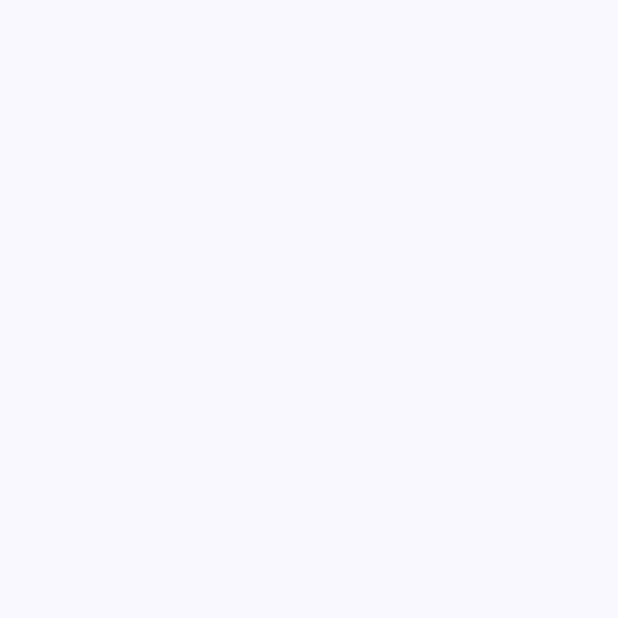
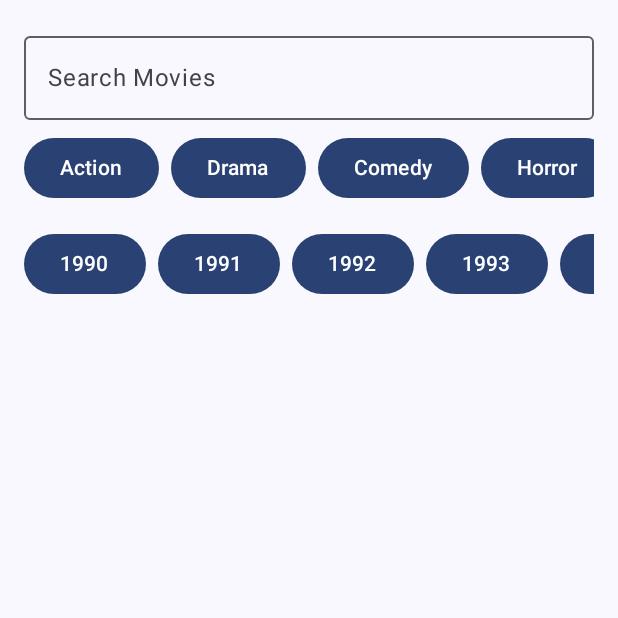
Before and after one commit to LabMember004/OurMovies, an Android app built with Jetpack Compose: the MainPage screen opened through its navigation route, on a phone screen of 412 x 824 dp, the top half of it. Before the commit the part shown is empty. Run offline under Robolectric (Android 15) with nearby library versions, the phone set to English and light mode, and no system bars; our stand-ins replace livedata-compose; pictures from the network do not load.

Commit message:
Search and filter have been added

```diff
--- a/app/src/main/java/com/example/ourmovies/domain/Api.kt
+++ b/app/src/main/java/com/example/ourmovies/domain/Api.kt
@@ -22,8 +22,12 @@ import retrofit2.http.Query
 interface Api {
     @GET("movies")
     suspend fun getMovies(
-        @Query("page") page: Int
+        @Query("page") page: Int,
+        @Query("genre") genre: String? = null,
+        @Query("releaseYear") releaseYear: Int? = null,
+        @Query("query") query: String? = null
     ): MoviesResponse
+
 
     @POST("auth/register")
     fun register(@Body registerRequest: RegisterRequest): Call<RegisterResponse>
--- a/app/src/main/java/com/example/ourmovies/domain/Repository.kt
+++ b/app/src/main/java/com/example/ourmovies/domain/Repository.kt
@@ -4,8 +4,8 @@ import com.example.ourmovies.data.MoviesResponse
 
 class Repository {
 
-    suspend fun getMovieList(page: Int): MoviesResponse {
-        val response = RetrofitInstance.api.getMovies(page)
+    suspend fun getMovieList(page: Int ,genre: String? = null, releaseYear: Int? = null, query: String? = null ): MoviesResponse {
+        val response = RetrofitInstance.api.getMovies(page , genre , releaseYear,query)
         return response
     }
 }
--- a/app/src/main/java/com/example/ourmovies/domain/viewModels/MoviesViewModel.kt
+++ b/app/src/main/java/com/example/ourmovies/domain/viewModels/MoviesViewModel.kt
@@ -37,13 +37,13 @@ class MoviesViewModel: ViewModel() {
         fetchData(currentPage)
     }
 
-    private fun fetchData(page: Int) {
+    private fun fetchData(page: Int , genre: String? = null, releaseYear: Int? =null , query: String? =null) {
         if (isLoading || isEndReached) return
 
         isLoading = true
         viewModelScope.launch {
             try {
-                val response = repository.getMovieList(page)
+                val response = repository.getMovieList(page,genre , releaseYear, query)
                 if (response.data.isNotEmpty()) {
                     _data.value += response.data
                     currentPage = page
@@ -57,6 +57,12 @@ class MoviesViewModel: ViewModel() {
             }
         }
     }
+    fun applyFilters(genre: String?, releaseYear: Int?, query: String?) {
+        currentPage = 1
+        isEndReached = false
+        _data.value = emptyList()
+        fetchData(currentPage, query = query, genre = genre, releaseYear = releaseYear)
+    }
 
     fun loadNextPage() {
         if (!isEndReached) {
--- a/app/src/main/java/com/example/ourmovies/presentation/MainPage.kt
+++ b/app/src/main/java/com/example/ourmovies/presentation/MainPage.kt
@@ -9,6 +9,7 @@ import androidx.compose.foundation.layout.fillMaxWidth
 import androidx.compose.foundation.layout.height
 import androidx.compose.foundation.layout.padding
 import androidx.compose.foundation.lazy.LazyColumn
+import androidx.compose.foundation.lazy.LazyRow
 import androidx.compose.foundation.lazy.items
 import androidx.compose.foundation.lazy.rememberLazyListState
 import androidx.compose.material.icons.Icons
@@ -18,11 +19,15 @@ import androidx.compose.material3.Card
 import androidx.compose.material3.CircularProgressIndicator
 import androidx.compose.material3.Icon
 import androidx.compose.material3.IconButton
+import androidx.compose.material3.OutlinedTextField
 import androidx.compose.material3.Text
 import androidx.compose.runtime.Composable
 import androidx.compose.runtime.LaunchedEffect
 import androidx.compose.runtime.collectAsState
 import androidx.compose.runtime.getValue
+import androidx.compose.runtime.mutableStateOf
+import androidx.compose.runtime.remember
+import androidx.compose.runtime.setValue
 import androidx.compose.ui.Modifier
 import androidx.compose.ui.layout.ContentScale
 import androidx.compose.ui.unit.dp
@@ -40,6 +45,17 @@ fun MainPage(viewModel: MoviesViewModel = viewModel(), navController: NavControl
 
     val listState = rememberLazyListState()
 
+    var searchQuery by remember { mutableStateOf("") }
+
+    var selectedFilter by remember { mutableStateOf("") }
+    var selectedYear by remember { mutableStateOf<Int?>(null) }
+    var selectedGenre by remember { mutableStateOf("") }
+
+    LaunchedEffect(searchQuery) {
+        viewModel.applyFilters(query = searchQuery, genre = null, releaseYear = null)
+    }
+
+
     LaunchedEffect(listState.firstVisibleItemIndex) {
         val lastVisibleItem = listState.layoutInfo.visibleItemsInfo.lastOrNull()
         val totalItems = listState.layoutInfo.totalItemsCount
@@ -53,7 +69,43 @@ fun MainPage(viewModel: MoviesViewModel = viewModel(), navController: NavControl
         modifier = Modifier.padding(16.dp)
     ) {
 
+        OutlinedTextField(
+            value = searchQuery,
+            onValueChange = { searchQuery = it },
+            label = { Text("Search Movies") },
+            modifier = Modifier.fillMaxWidth().padding(bottom = 8.dp)
+        )
+        LazyRow(
+            modifier = Modifier.padding(bottom = 16.dp)
+        ) {
+            items(listOf("Action", "Drama", "Comedy", "Horror", "Romance")) { genre ->
+                Button(
+                    onClick = {
+                        selectedFilter = genre
+                        viewModel.applyFilters(query = searchQuery, genre = genre, releaseYear = null)
+                    },
+                    modifier = Modifier.padding(end = 8.dp)
+                ) {
+                    Text(text = genre)
+                }
+            }
+        }
 
+        LazyRow(
+            modifier = Modifier.padding(bottom = 16.dp)
+        ) {
+            items((1990..2024).toList()) { year ->
+                Button(
+                    onClick = {
+                        selectedYear = year
+                        viewModel.applyFilters(query = searchQuery, genre = selectedGenre, releaseYear = year)
+                    },
+                    modifier = Modifier.padding(end = 8.dp)
+                ) {
+                    Text(text = year.toString())
+                }
+            }
+        }
         LazyColumn(
             state = listState,
             modifier = Modifier.padding(16.dp)
```
